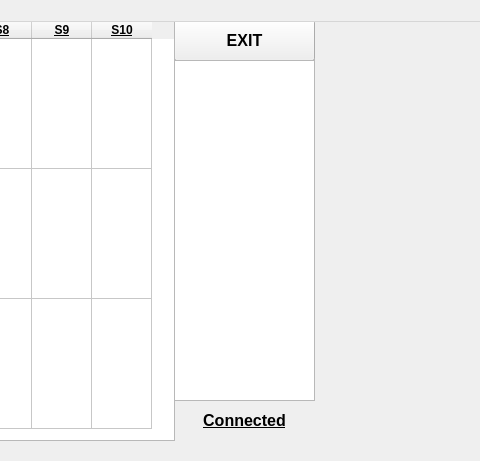
First picture: the form in airplane_master/resource/GUI.ui, repository Micho-ABELA/MicDev, before the edit; both pictures show x 526 to 1006 and y 0 to 461 of the 1006 by 593 pixel window.
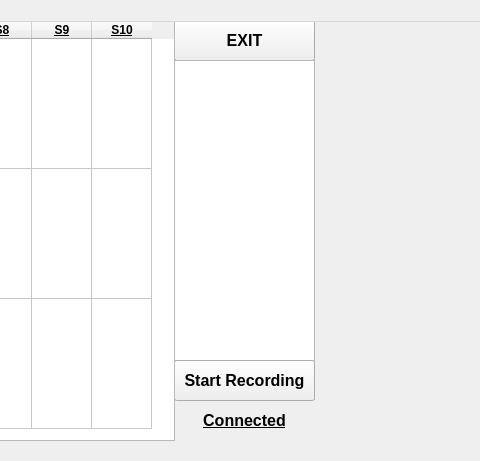
Second picture: the form after the edit.

```diff
--- a/airplane_master/resource/GUI.ui
+++ b/airplane_master/resource/GUI.ui
@@ -77,10 +77,33 @@
        <x>0</x>
        <y>40</y>
        <width>141</width>
-       <height>341</height>
+       <height>301</height>
       </rect>
      </property>
     </widget>
+    <widget class="QPushButton" name="Record_Button">
+     <property name="geometry">
+      <rect>
+       <x>0</x>
+       <y>340</y>
+       <width>141</width>
+       <height>41</height>
+      </rect>
+     </property>
+     <property name="font">
+      <font>
+       <pointsize>12</pointsize>
+       <weight>75</weight>
+       <bold>true</bold>
+      </font>
+     </property>
+     <property name="autoFillBackground">
+      <bool>false</bool>
+     </property>
+     <property name="text">
+      <string>Start Recording</string>
+     </property>
+    </widget>
    </widget>
    <widget class="QTableWidget" name="Sensor_Table">
     <property name="geometry">
```
